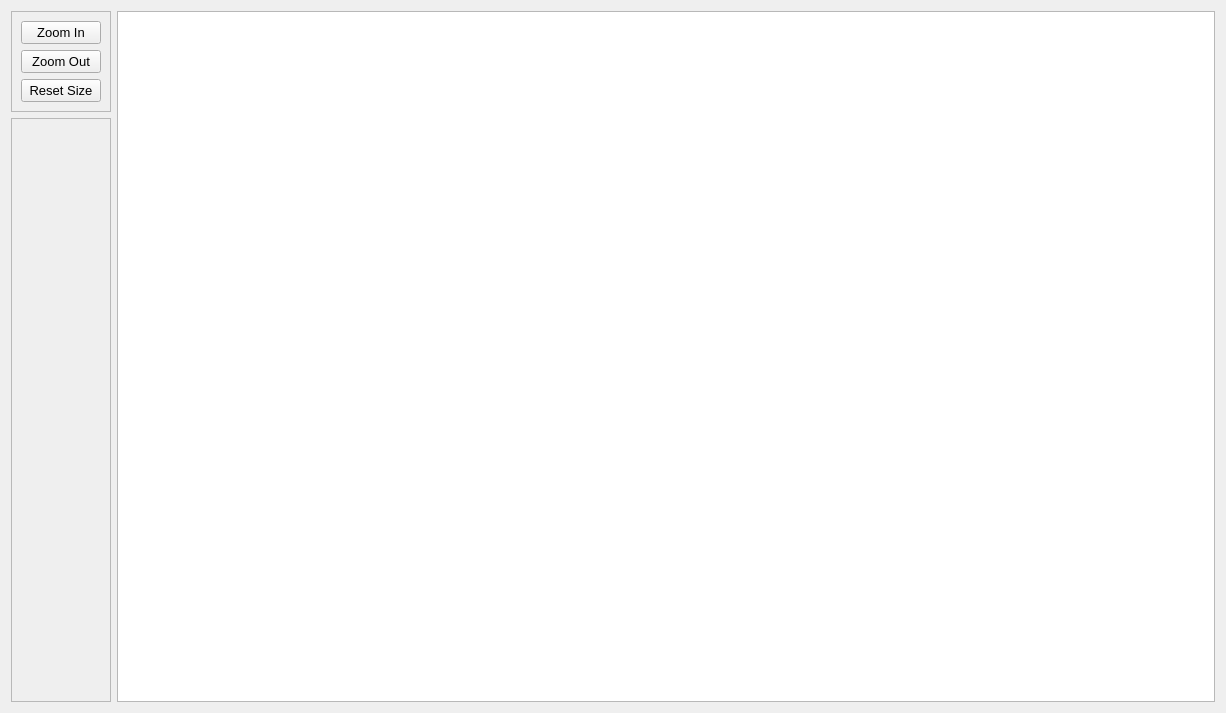
Old version of the form tools/mapviewertool.ui in the repository PhilInTheGaps/GM-Companion.
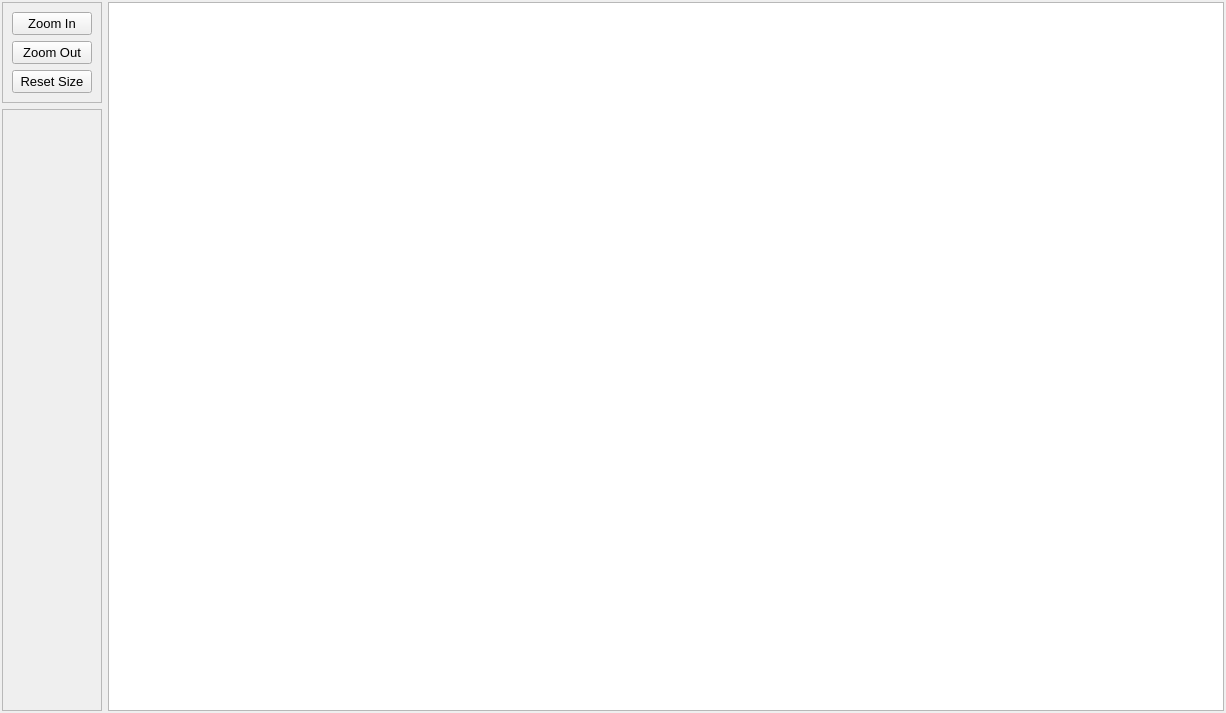
New version of the form.

Commit message: Changed top layout margins to 2px

What changed in the file:
```diff
--- a/tools/mapviewertool.ui
+++ b/tools/mapviewertool.ui
@@ -14,6 +14,18 @@
    <string>Form</string>
   </property>
   <layout class="QHBoxLayout" name="horizontalLayout">
+   <property name="leftMargin">
+    <number>2</number>
+   </property>
+   <property name="topMargin">
+    <number>2</number>
+   </property>
+   <property name="rightMargin">
+    <number>2</number>
+   </property>
+   <property name="bottomMargin">
+    <number>2</number>
+   </property>
    <item>
     <layout class="QVBoxLayout" name="verticalLayout_3">
      <item>
@@ -87,7 +99,7 @@
           <x>0</x>
           <y>0</y>
           <width>98</width>
-          <height>581</height>
+          <height>595</height>
          </rect>
         </property>
        </widget>
```
The commit also changes 6 other files.
